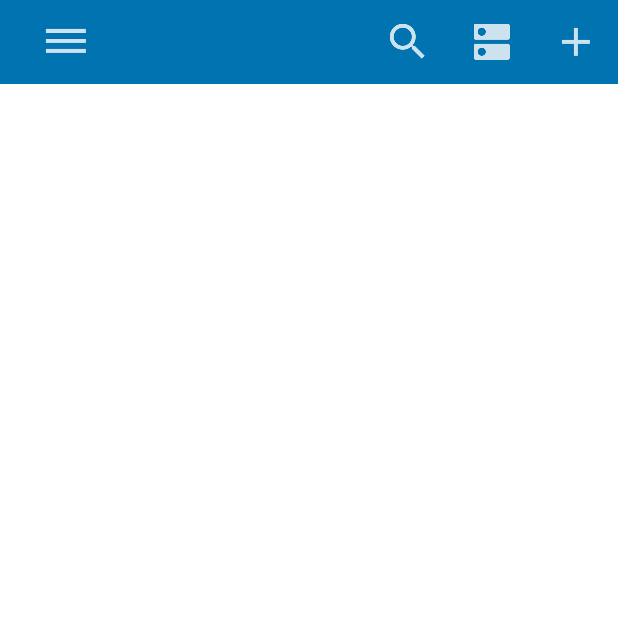
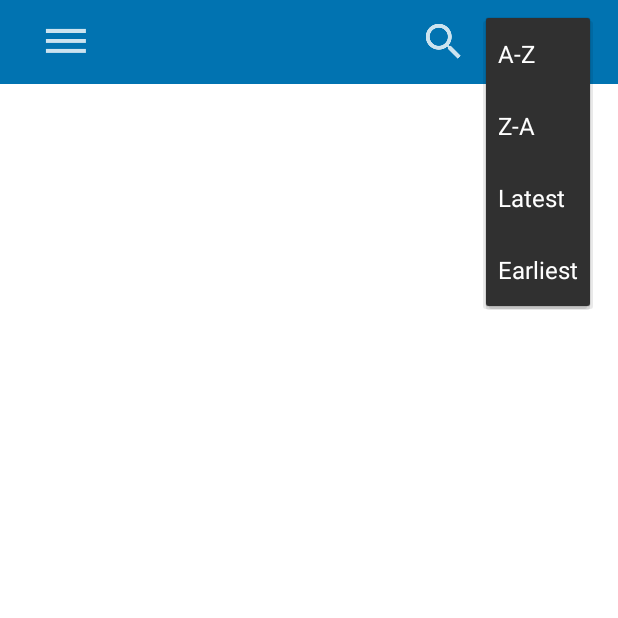
Before and after one commit to CheeKeatSong/CK-Lucas, an Android app: the RecyclerViewExample screen opened directly, with no data from a screen before it, after a tap on an icon or button, on a phone screen of 412 x 824 dp, the top half of it. Run offline under Robolectric (Android 15) with nearby library versions, the phone set to English and light mode, and no system bars; libraries missing offline, so code that uses them is left out: com.daimajia.swipe; 3 statements that could not run were skipped.

Commit message:
SortButton extended

```diff
--- /dev/null
+++ b/app/src/main/java/com/point2points/kdusurveysystem/ListSorter.java
@@ -0,0 +1,6 @@
+package com.point2points.kdusurveysystem;
+
+public class ListSorter {
+
+
+}
--- a/app/src/main/java/com/point2points/kdusurveysystem/RecyclerViewExample.java
+++ b/app/src/main/java/com/point2points/kdusurveysystem/RecyclerViewExample.java
@@ -14,7 +14,10 @@ package com.point2points.kdusurveysystem;
         import android.view.Menu;
         import android.view.MenuItem;
         import android.view.View;
+        import android.widget.AdapterView;
         import android.widget.ImageButton;
+        import android.widget.Spinner;
+        import android.widget.TextView;
         import android.widget.Toast;
 
         import com.daimajia.swipe.util.Attributes;
@@ -42,7 +45,8 @@ public class RecyclerViewExample extends AppCompatActivity {
 
     private ArrayList<String> mDataSet;
 
-    private ImageButton optionButton, sortButton, addButton, searchButton;
+    private ImageButton optionButton, addButton, searchButton;
+    private Spinner sortButton;
 
     @Override
     protected void onCreate(Bundle savedInstanceState) {
@@ -65,12 +69,34 @@ public class RecyclerViewExample extends AppCompatActivity {
             }
         });
 
-        sortButton = (ImageButton) findViewById(R.id.menu_item_sort);
-        sortButton.setOnClickListener(new View.OnClickListener() {
+        sortButton = (Spinner) findViewById(R.id.menu_item_sort);
+        sortButton.setOnItemSelectedListener(new AdapterView.OnItemSelectedListener() {
             @Override
-            public void onClick(View v) {
-                Toast.makeText(RecyclerViewExample.this,"DoubleClick", Toast.LENGTH_SHORT).show();
+            public void onItemSelected(AdapterView<?> parentView, View selectedItemView, int position, long id) {
+
+                String sortType = String.valueOf(sortButton.getSelectedItem());
+                ((TextView)selectedItemView).setText(null);
+                ListSorter listSorter = new ListSorter();
+
+                if (sortType == "A-Z"){
+
+                }
+                else if(sortType == "Z-A"){
+
+                }
+                else if(sortType == "Latest"){
+
+                }
+                else if(sortType == "Earliest"){
+
+                }
             }
+
+            @Override
+            public void onNothingSelected(AdapterView<?> parentView) {
+                // your code here
+            }
+
         });
 
         searchButton = (ImageButton) findViewById(R.id.menu_item_search);
@@ -128,7 +154,6 @@ public class RecyclerViewExample extends AppCompatActivity {
         }
     };
 
-
     @Override
     public boolean onCreateOptionsMenu(Menu menu) {
         // Inflate the menu; this adds items to the action bar if it is present.
--- a/app/src/main/res/layout/my_custom_view.xml
+++ b/app/src/main/res/layout/my_custom_view.xml
@@ -15,21 +15,18 @@
     <LinearLayout
         android:layout_width="match_parent"
         android:layout_height="match_parent"
-        android:orientation="horizontal"
-        >
+        android:orientation="horizontal">
 
         <ImageButton android:src="@drawable/ic_option"
                      android:background="?attr/actionBarItemBackground"
                      android:layout_width="?attr/actionBarSize"
                      android:layout_height="match_parent"
                      android:scaleType="centerInside"
-                     android:id="@+id/menu_item_option"
-                />
-        <Space
-            android:layout_width="10dp"
-            android:layout_height="40dp"
-            android:layout_weight="100"
-            />
+                     android:id="@+id/menu_item_option"/>
+
+        <Space android:layout_width="10dp"
+               android:layout_height="40dp"
+               android:layout_weight="100"/>
 
     <ImageButton android:src="@drawable/ic_search"
                  android:background="?attr/actionBarItemBackground"
@@ -37,18 +34,15 @@
                  android:layout_height="match_parent"
                  android:scaleType="centerInside"
                  android:id="@+id/menu_item_search"
-                 android:layout_gravity="right"
+                 android:layout_gravity="right"/>
 
-                 />
+        <Spinner android:layout_width="32dp"
 
-    <ImageButton android:src="@drawable/ic_sort"
-                 android:background="?attr/actionBarItemBackground"
-                 android:layout_width="?attr/actionBarSize"
-                 android:layout_height="match_parent"
-                 android:scaleType="centerInside"
-                 android:id="@+id/menu_item_sort"
-                 android:layout_gravity="right"
-                 />
+                 android:layout_height="wrap_content"
+                 android:background="@drawable/ic_sort"
+                 android:layout_marginTop="4dp"
+                 android:entries="@array/sort_array"
+                 android:id="@+id/menu_item_sort"/>
 
         <ImageButton android:src="@drawable/ic_menu_add"
                      android:background="?attr/actionBarItemBackground"
@@ -56,8 +50,8 @@
                      android:layout_height="match_parent"
                      android:scaleType="centerInside"
                      android:id="@+id/menu_item_add"
-                     android:layout_gravity="right"
-                     />
+                     android:layout_gravity="right"/>
+
     </LinearLayout>
 
 </android.support.v7.widget.Toolbar>
--- a/app/src/main/res/values/strings.xml
+++ b/app/src/main/res/values/strings.xml
@@ -13,4 +13,10 @@
     <string name="search">Search</string>
     <string name="option">Option</string>
 
+    <string-array name="sort_array">
+        <item>A-Z</item>
+        <item>Z-A</item>
+        <item>Latest</item>
+        <item>Earliest</item>
+    </string-array>
 </resources>
```
Also changed, not shown: app/src/main/java/com/point2points/kdusurveysystem/SwipeLayout.java (deleted, +0 -8 lines), app/src/main/res/layout/swipe_layout.xml (deleted, +0 -25 lines).
